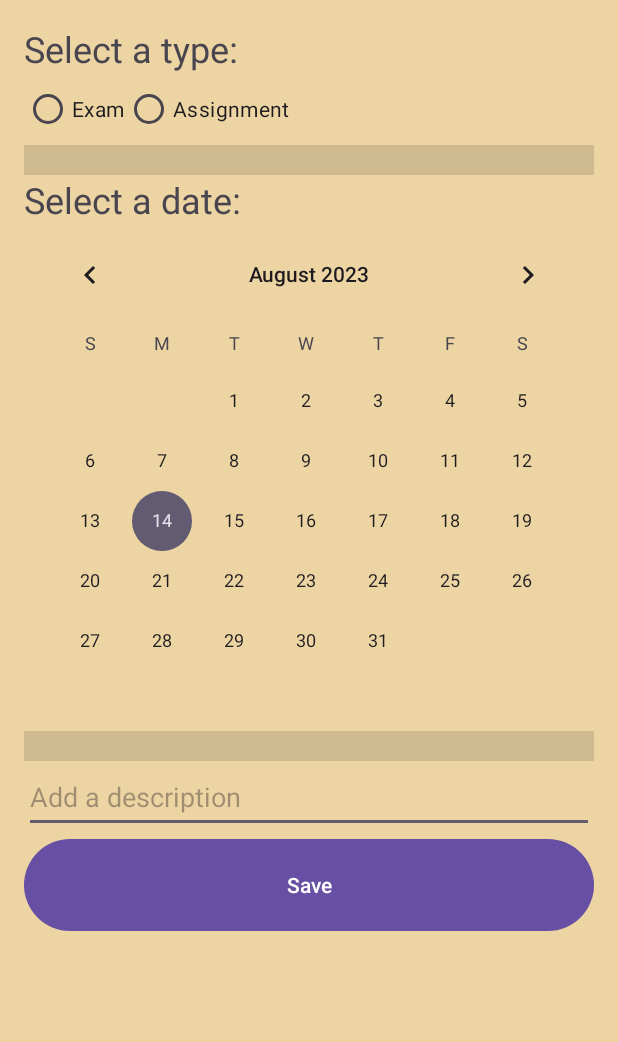
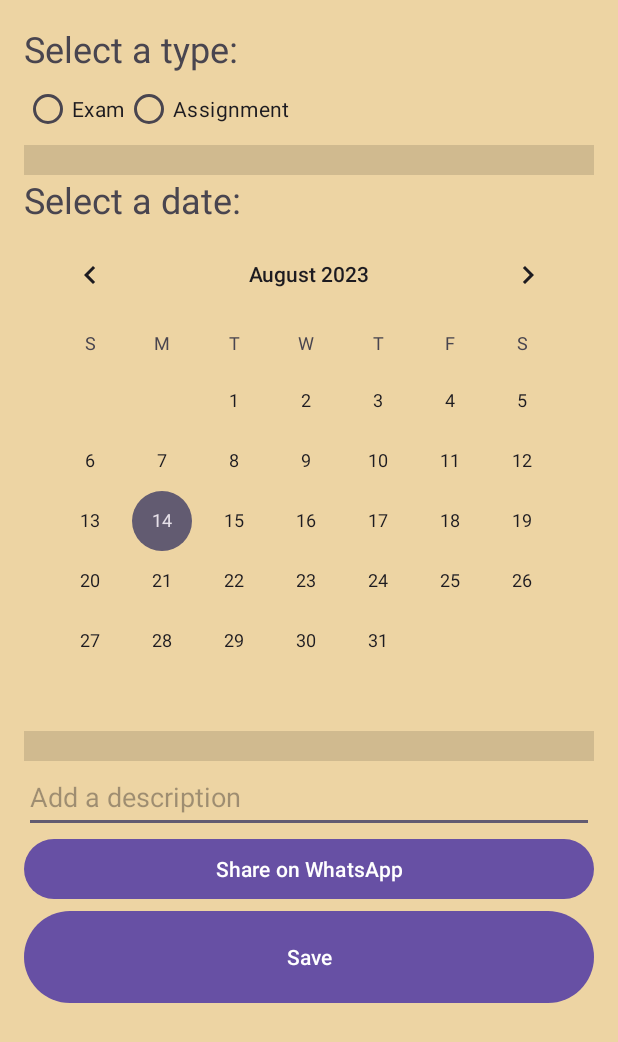
Before and after one commit to duckupus/studylah, an Android app: the view1 screen opened directly, with no data from a screen before it, on a phone screen of 412 x 824 dp. Shown: the top 1042 px of the screen. Run offline under Robolectric (Android 15) with nearby library versions, the phone set to English and light mode, and no system bars; 1 statement that could not run was skipped.

Commit message:
-Added Whatsapp Integration Feature (to be tested)

```diff
--- a/app/src/main/res/layout/activity_view1.xml
+++ b/app/src/main/res/layout/activity_view1.xml
@@ -68,6 +68,12 @@
             android:minHeight="48dp" />
 
         <Button
+            android:id="@+id/btnShareToWhatsApp"
+            android:layout_width="match_parent"
+            android:layout_height="wrap_content"
+            android:text="Share on WhatsApp" />
+
+        <Button
             android:id="@+id/buttonSave"
             android:layout_width="match_parent"
             android:layout_height="69dp"
```
Also changed, not shown: app/src/main/java/com/sp/studylah/Pages/view1.java (+27 -0 lines).
